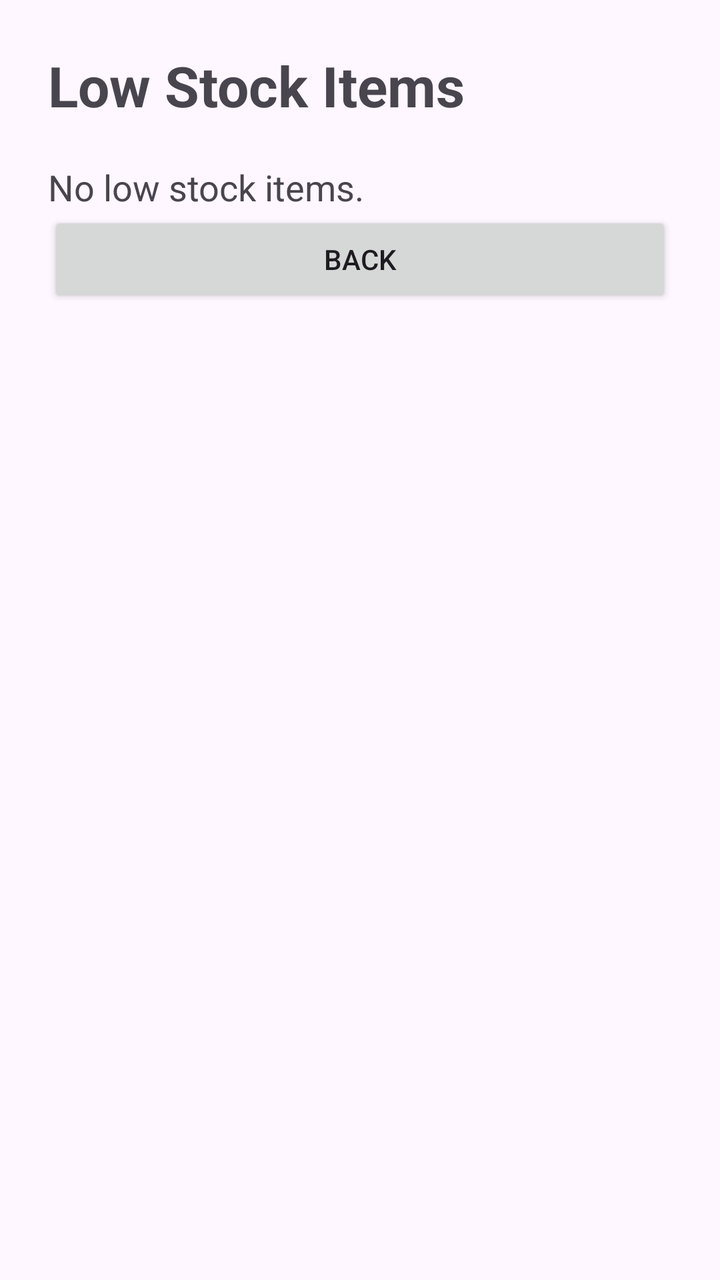
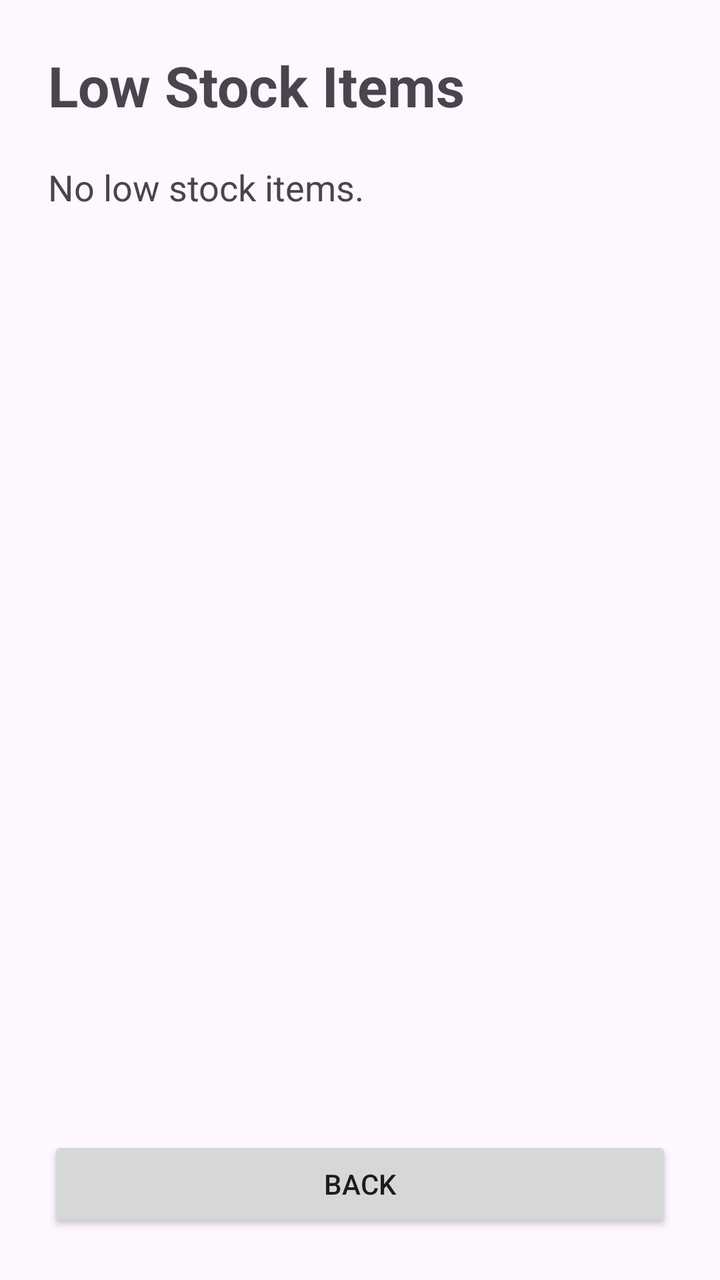

Two renders of the same Android screen: before a commit and after it. Below are the layout's source before the change and the commit's diff.
<!-- AndroidManifest.xml: application theme Theme.SmartPantryManager -->
<!-- res/layout/activity_low_stock_items.xml -->
<?xml version="1.0" encoding="utf-8"?>
<LinearLayout xmlns:android="http://schemas.android.com/apk/res/android"
    android:layout_width="match_parent"
    android:layout_height="match_parent"
    android:orientation="vertical"
    android:padding="24dp">

    <TextView
        android:layout_width="wrap_content"
        android:layout_height="wrap_content"
        android:text="Low Stock Items"
        android:textSize="28sp"
        android:textStyle="bold"
        android:layout_marginBottom="20dp" />

    <TextView
        android:id="@+id/lowStockItemsText"
        android:layout_width="match_parent"
        android:layout_height="wrap_content"
        android:text="No low stock items."
        android:textSize="18sp" />

    <Button
        android:id="@+id/btnBack"
        android:layout_width="match_parent"
        android:layout_height="wrap_content"
        android:text="Back" />

</LinearLayout>
<!-- resources referenced by this layout -->
<resources>
  <style name="Theme.SmartPantryManager" parent="Base.Theme.SmartPantryManager" />
  <style name="Base.Theme.SmartPantryManager" parent="Theme.Material3.DayNight.NoActionBar">
          
          
      </style>
</resources>

<!-- the commit's change to res/layout/activity_low_stock_items.xml (unified diff, before → after) -->
@@ -13,12 +13,19 @@
         android:textStyle="bold"
         android:layout_marginBottom="20dp" />
 
-    <TextView
-        android:id="@+id/lowStockItemsText"
+    <ScrollView
         android:layout_width="match_parent"
-        android:layout_height="wrap_content"
-        android:text="No low stock items."
-        android:textSize="18sp" />
+        android:layout_height="0dp"
+        android:layout_weight="1">
+
+        <TextView
+            android:id="@+id/lowStockItemsText"
+            android:layout_width="match_parent"
+            android:layout_height="wrap_content"
+            android:text="No low stock items."
+            android:textSize="18sp" />
+
+    </ScrollView>
 
     <Button
         android:id="@+id/btnBack"
